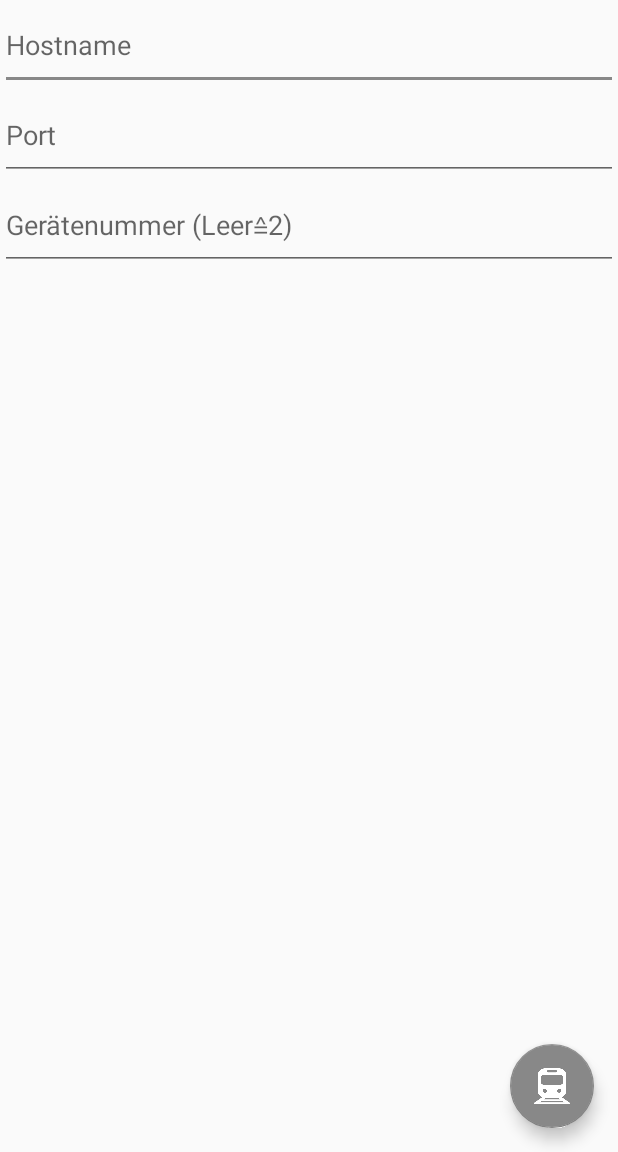
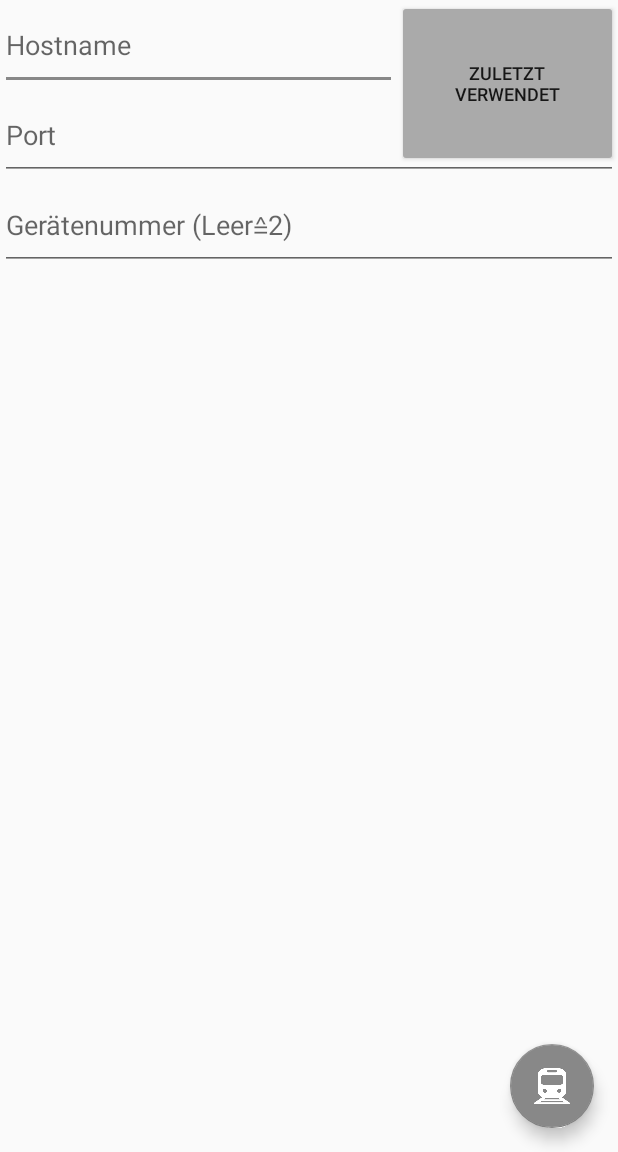
Before and after one commit to rouven0/DCC-Controller-Android-App, an Android app: the screen it shows after launch (MainActivity), on a phone screen of 412 x 824 dp, the part 84-1236 px from its top. Run offline under Robolectric (Android 15) with nearby library versions, the phone set to English and light mode, and no system bars.

Commit message:
improved saving feature

```diff
--- a/app/build.gradle
+++ b/app/build.gradle
@@ -6,8 +6,8 @@ android {
         applicationId "com.traincon.modelleisenbahn_controller"
         minSdkVersion 26
         targetSdkVersion 30
-        versionCode 10
-        versionName "1.2.2"
+        versionCode 11
+        versionName "1.2.3"
         testInstrumentationRunner 'androidx.test.runner.AndroidJUnitRunner'
     }
     buildTypes {
--- a/app/src/main/java/com/traincon/modelleisenbahn_controller/MainActivity.java
+++ b/app/src/main/java/com/traincon/modelleisenbahn_controller/MainActivity.java
@@ -10,6 +10,7 @@ import androidx.appcompat.app.AppCompatActivity;
 import androidx.appcompat.widget.Toolbar;
 import android.content.Intent;
 import android.view.View;
+import android.widget.Button;
 
 import java.util.Objects;
 
@@ -28,7 +29,13 @@ public class MainActivity extends AppCompatActivity {
         final TextInputEditText portEntry = findViewById(R.id.portEntry);
         final TextInputEditText devIdEntry = findViewById(R.id.devIdEntry);
         //Letzten stand laden
-        loadLastConectedBoard(ipEntry, portEntry);
+        Button loadLast = findViewById(R.id.loadLast);
+        loadLast.setOnClickListener(new View.OnClickListener() {
+            @Override
+            public void onClick(View view) {
+                loadLastConectedBoard(ipEntry, portEntry);
+            }
+        });
         //Startbutton
         FloatingActionButton fab = findViewById(R.id.fab);
         fab.setOnClickListener(new View.OnClickListener() {
--- a/app/src/main/res/layout/activity_main.xml
+++ b/app/src/main/res/layout/activity_main.xml
@@ -34,10 +34,20 @@
         android:layout_height="match_parent"
         android:layout_marginTop="?attr/actionBarSize">
 
+        <Button
+            android:id="@+id/loadLast"
+            android:layout_width="147dp"
+            android:layout_height="111dp"
+            android:layout_gravity="end"
+            android:text="@string/action_loadLast"
+            android:backgroundTint="#aaaaaa"
+            android:textSize="12sp"/>
+
         <com.google.android.material.textfield.TextInputEditText
             android:id="@+id/ipEntry"
             android:layout_width="match_parent"
             android:layout_height="60dp"
+            android:layout_marginEnd="147dp"
             android:hint="@string/input_ipEntry"
             android:inputType="textNoSuggestions"
             android:singleLine="true"/>
--- a/app/src/main/res/values/strings.xml
+++ b/app/src/main/res/values/strings.xml
@@ -1,6 +1,7 @@
 <resources>
     <string name="app_name">Modelleisenbahn-Controller</string>
 
+    <string name="action_loadLast">Zuletzt verwendet</string>
     <string name="input_ipEntry">Hostname</string>
     <string name="input_portEntry">Port</string>
     <string name="input_devIdEntry">Gerätenummer (Leer≙2)</string>
```
Also changed, not shown: 2 other files.
